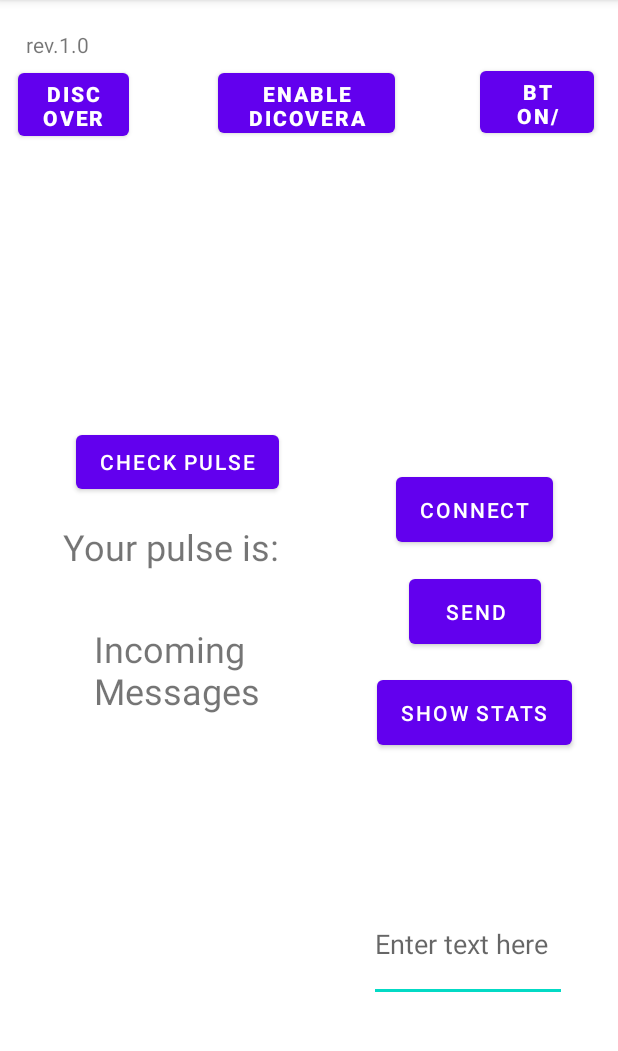
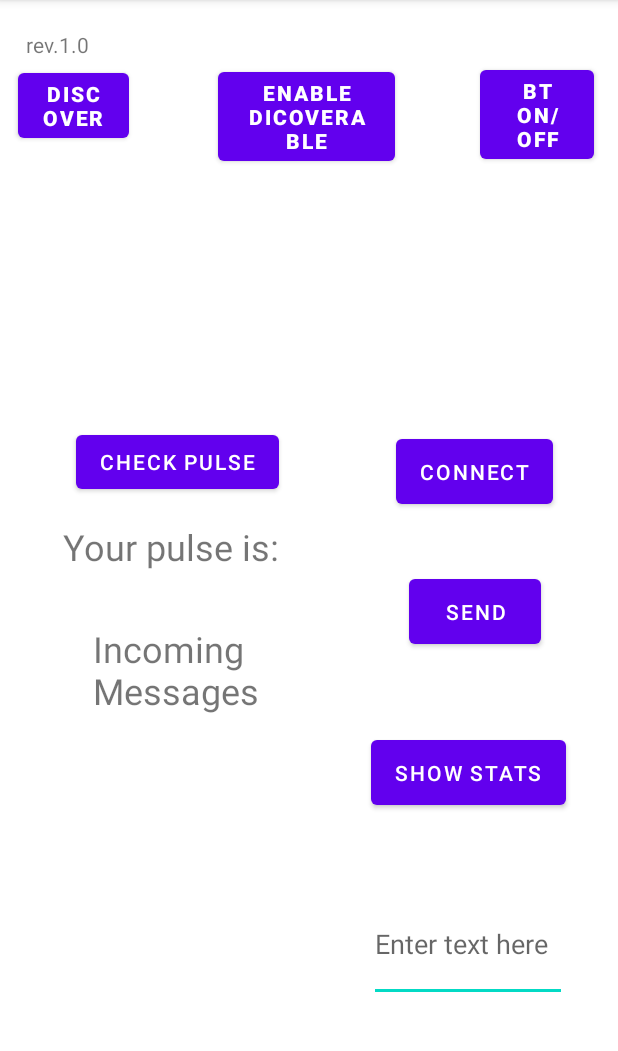
Before and after one commit to justmalysa/HeartRateSensor, an Android app: the screen it shows after launch (MainActivity), on a phone screen of 412 x 824 dp, the part 84-1135 px from its top. Run offline under Robolectric (Android 15) with nearby library versions, the phone set to English and light mode, and no system bars.

Commit message:
best working ver by now

```diff
--- a/HR_SpO2_android_app/app/src/main/java/com/example/heartratesensorapp/MainActivity.java
+++ b/HR_SpO2_android_app/app/src/main/java/com/example/heartratesensorapp/MainActivity.java
@@ -39,6 +39,7 @@ public class MainActivity extends AppCompatActivity implements AdapterView.OnIte
 
     Button btnStartConnection;
     Button btnSend;
+    Button btn_check_pulse;
 
     TextView incomingMessages;
     StringBuilder messages;
@@ -188,6 +189,7 @@ public class MainActivity extends AppCompatActivity implements AdapterView.OnIte
         btnStartConnection = (Button) findViewById(R.id.btnStartConnection);
         btnSend = (Button) findViewById(R.id.btnSend);
         etSend = (EditText) findViewById(R.id.editText);
+        btn_check_pulse = (Button) findViewById(R.id.btn_check_pulse);
 
         incomingMessages = (TextView) findViewById(R.id.incomingMessage);
         messages = new StringBuilder();
@@ -225,6 +227,33 @@ public class MainActivity extends AppCompatActivity implements AdapterView.OnIte
                 etSend.setText("");
             }
         });
+
+
+        btn_check_pulse.setOnClickListener(new View.OnClickListener(){
+            @Override
+            public void onClick(View view) {
+                String request;
+                request = "R";
+
+                byte[] bytes = request.getBytes(Charset.defaultCharset());
+                //take The message that was taken from user !!!
+                messages.setLength(0);
+                incomingMessages.setText("");
+
+                //everytime user clicks burrons check pulse
+                //need to clean up the container before another pulse display!
+                //incomingMessages.setText("");
+                //send request to STM32:
+                mBluetoothConnection.write(bytes);
+
+            }
+
+
+        });
+
+
+
+
     }
 
 
@@ -237,7 +266,7 @@ public class MainActivity extends AppCompatActivity implements AdapterView.OnIte
 
             //messages.append(text + "\n");
             messages.append(text);
-            incomingMessages.setText(messages);
+            incomingMessages.setText(messages + "BPM");
 
         }
     };
--- a/HR_SpO2_android_app/app/src/main/res/layout/activity_main.xml
+++ b/HR_SpO2_android_app/app/src/main/res/layout/activity_main.xml
@@ -23,7 +23,7 @@
     <Button
         android:id="@+id/btnONOFF"
         android:layout_width="76dp"
-        android:layout_height="53dp"
+        android:layout_height="wrap_content"
         android:layout_marginEnd="16dp"
         android:text="@string/btnONOFF"
         android:textStyle="bold"
@@ -37,7 +37,7 @@
     <Button
         android:id="@+id/btnFindUnpairedDevices"
         android:layout_width="74dp"
-        android:layout_height="54dp"
+        android:layout_height="wrap_content"
         android:layout_marginStart="12dp"
         android:clickable="true"
         android:onClick="btnDiscover"
@@ -52,7 +52,7 @@
     <Button
         android:id="@+id/btnDiscoverable_on_off"
         android:layout_width="118dp"
-        android:layout_height="52dp"
+        android:layout_height="wrap_content"
         android:clickable="true"
         android:onClick="btnEnableDisable_Discoverable"
         android:text="@string/enable_discoverable"
@@ -67,30 +67,18 @@
 
     <ListView
         android:id="@+id/lvNewDevices"
-        android:layout_width="351dp"
-        android:layout_height="151dp"
-        android:layout_marginTop="16dp"
+        android:layout_width="wrap_content"
+        android:layout_height="100dp"
+        android:layout_marginTop="48dp"
         android:visibility="visible"
         app:layout_constraintEnd_toEndOf="parent"
+        app:layout_constraintHorizontal_bias="0.0"
         app:layout_constraintStart_toStartOf="parent"
         app:layout_constraintTop_toBottomOf="@+id/btnDiscoverable_on_off"
         tools:background="@color/teal_700">
 
 
     </ListView>
-
-    <Button
-        android:id="@+id/setTimeBtn"
-        android:layout_width="105dp"
-        android:layout_height="55dp"
-        android:layout_marginEnd="36dp"
-        android:text="Set time"
-        app:layout_constraintBottom_toTopOf="@+id/btnSend"
-        app:layout_constraintEnd_toEndOf="parent"
-        app:layout_constraintHorizontal_bias="0.368"
-        app:layout_constraintStart_toEndOf="@+id/lvNewDevices"
-        app:layout_constraintTop_toBottomOf="@+id/btnStartConnection"
-        app:layout_constraintVertical_bias="1.0" />
 
     <Button
         android:id="@+id/btnStartConnection"
@@ -102,7 +90,7 @@
         app:layout_constraintHorizontal_bias="0.859"
         app:layout_constraintStart_toStartOf="parent"
         app:layout_constraintTop_toBottomOf="@+id/lvNewDevices"
-        app:layout_constraintVertical_bias="0.796" />
+        app:layout_constraintVertical_bias="0.397" />
 
     <EditText
         android:id="@+id/editText"
@@ -175,10 +163,10 @@
         android:text="@string/plot_graph"
         app:layout_constraintBottom_toTopOf="@+id/editText"
         app:layout_constraintEnd_toEndOf="parent"
-        app:layout_constraintHorizontal_bias="0.892"
+        app:layout_constraintHorizontal_bias="0.878"
         app:layout_constraintStart_toStartOf="parent"
         app:layout_constraintTop_toBottomOf="@+id/btnSend"
-        app:layout_constraintVertical_bias="0.123" />
+        app:layout_constraintVertical_bias="0.52" />
 
 
 </androidx.constraintlayout.widget.ConstraintLayout>
```
Also changed, not shown: HR_SpO2_android_app/app/libs/GraphView-4.2.1.jar (added).
